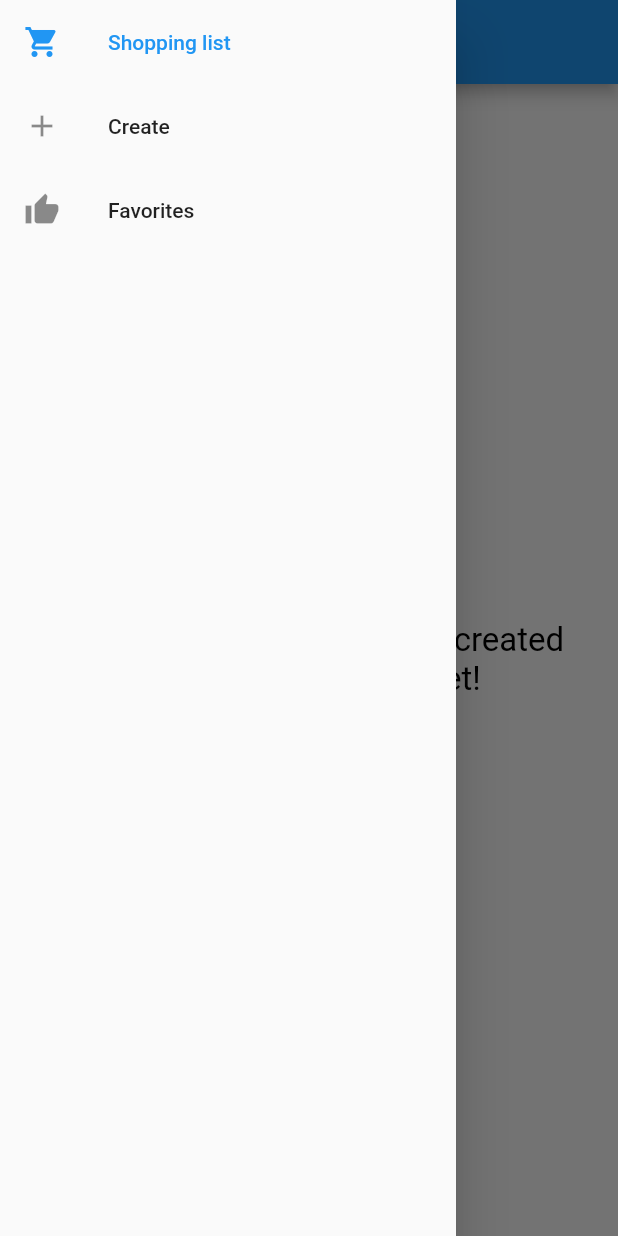
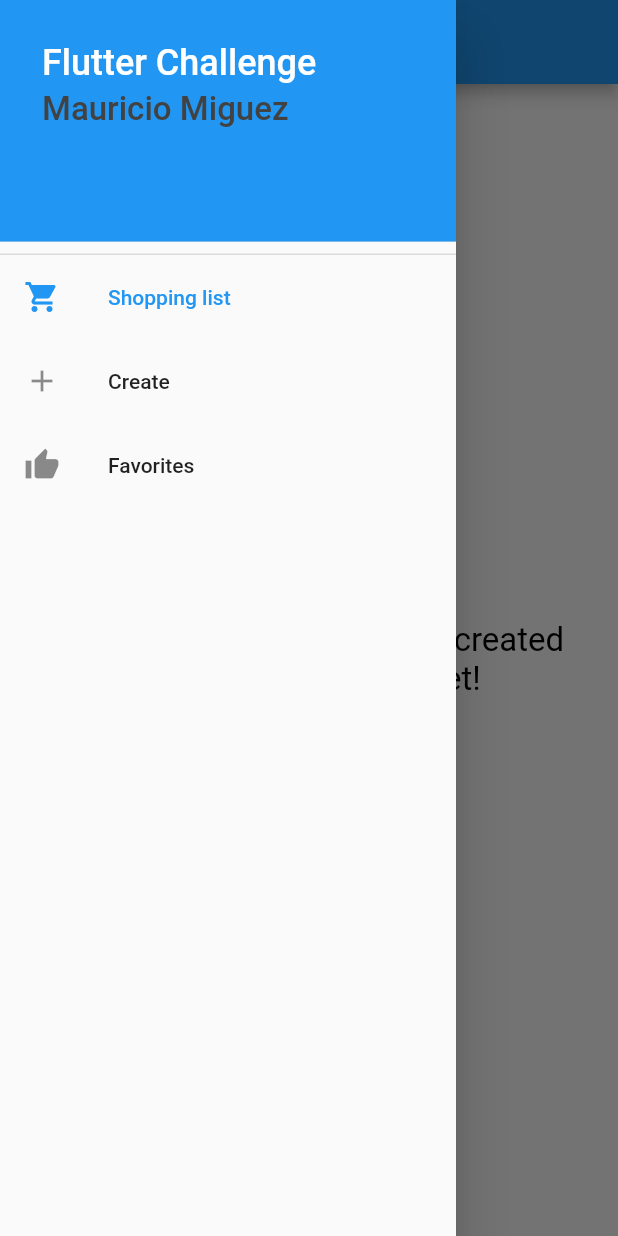
Before and after one commit to MauriMiguez/flutter_challenge, a Flutter app: the screen it shows after launch, with the side drawer open, on a phone screen of 412 x 824 dp. Run offline on Flutter 3.47's test engine with Material 2 defaults, Android fonts, the phone set to English and light mode, and no system bars; our stand-ins replace cloud_firestore, expandable, firebase_core, firebase_storage, flutter_bloc, flutter_colorpicker and 1 more; missing offline and left inert: flutter_form_bloc; accounts and stored records are empty.

Commit message:
Feat: modified drawer style

```diff
--- a/lib/drawer/drawer_navigation_screen.dart
+++ b/lib/drawer/drawer_navigation_screen.dart
@@ -24,6 +24,8 @@ class NavigationDrawerScreen extends StatelessWidget {
               child: ListView(
                 padding: EdgeInsets.zero,
                 children: <Widget>[
+                  _drawersHeader(),
+                  const Divider(height: 1, thickness: 1),
                   _customListTile(Icons.shopping_cart, 'Shopping list', 0,
                       state.selectedDestination, navigationDrawerCubit),
                   _customListTile(Icons.add, 'Create', 1,
@@ -38,6 +40,34 @@ class NavigationDrawerScreen extends StatelessWidget {
         }));
   }
 
+  Widget _drawersHeader(){
+    return DrawerHeader(
+      decoration: BoxDecoration(
+        color: Colors.blue,
+      ),
+      child:  Padding(
+      padding: const EdgeInsets.all(12.0),
+    child: Column(
+      mainAxisAlignment: MainAxisAlignment.start,
+      crossAxisAlignment: CrossAxisAlignment.start,
+      children: [
+        Text('Flutter Challenge',
+              style: TextStyle(
+                  color: Colors.white,
+                  fontSize: 24
+              ),
+          ),
+        SizedBox(height: 4,),
+        Text('Mauricio Miguez',
+          style: TextStyle(
+              color: Colors.grey[800],
+              fontSize: 22
+          ),
+        ),
+      ],
+    )),
+    );
+  }
   Widget _customListTile(IconData icon, String name, int screenNumber,
       int selectedDestination, NavigationDrawerCubit navigationDrawerCubit) {
     return ListTile(
```
